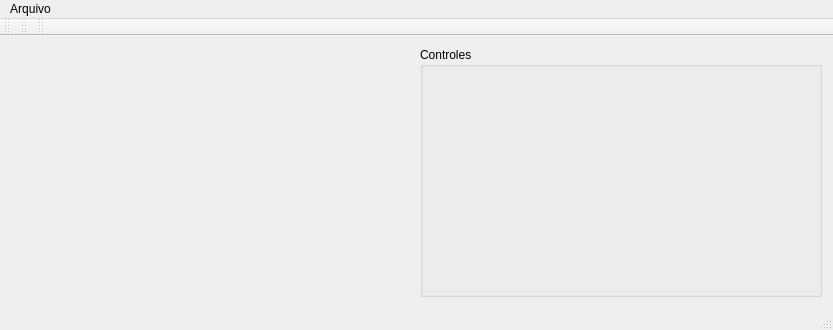
This is src/mdptvp/mainwindow.ui in rlerm/mdpt_vp as Qt 5 draws it before an edit. The edited form follows.
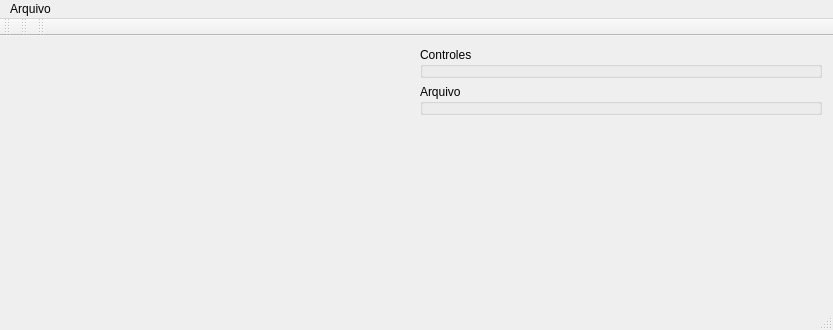
This is the edited form. Custom widgets are drawn as their Qt base class.

Commit message: Mostly code style, and adding the media info box.

Diff of the .ui file:
```diff
--- a/src/mdptvp/mainwindow.ui
+++ b/src/mdptvp/mainwindow.ui
@@ -37,6 +37,26 @@
         </property>
        </widget>
       </item>
+      <item>
+       <widget class="::mdptvp::media::MediaInfoBox" name="info_box_">
+        <property name="title">
+         <string>Arquivo</string>
+        </property>
+       </widget>
+      </item>
+      <item>
+       <spacer name="verticalSpacer">
+        <property name="orientation">
+         <enum>Qt::Vertical</enum>
+        </property>
+        <property name="sizeHint" stdset="0">
+         <size>
+          <width>20</width>
+          <height>40</height>
+         </size>
+        </property>
+       </spacer>
+      </item>
      </layout>
     </item>
    </layout>
@@ -108,6 +128,12 @@
    <extends>QWidget</extends>
    <header>mdptvp/filelist/filelistwidget.h</header>
   </customwidget>
+  <customwidget>
+   <class>::mdptvp::media::MediaInfoBox</class>
+   <extends>QGroupBox</extends>
+   <header>mdptvp/media/mediainfobox.h</header>
+   <container>1</container>
+  </customwidget>
  </customwidgets>
  <resources/>
  <connections>
```
The commit also changes 3 other files.
